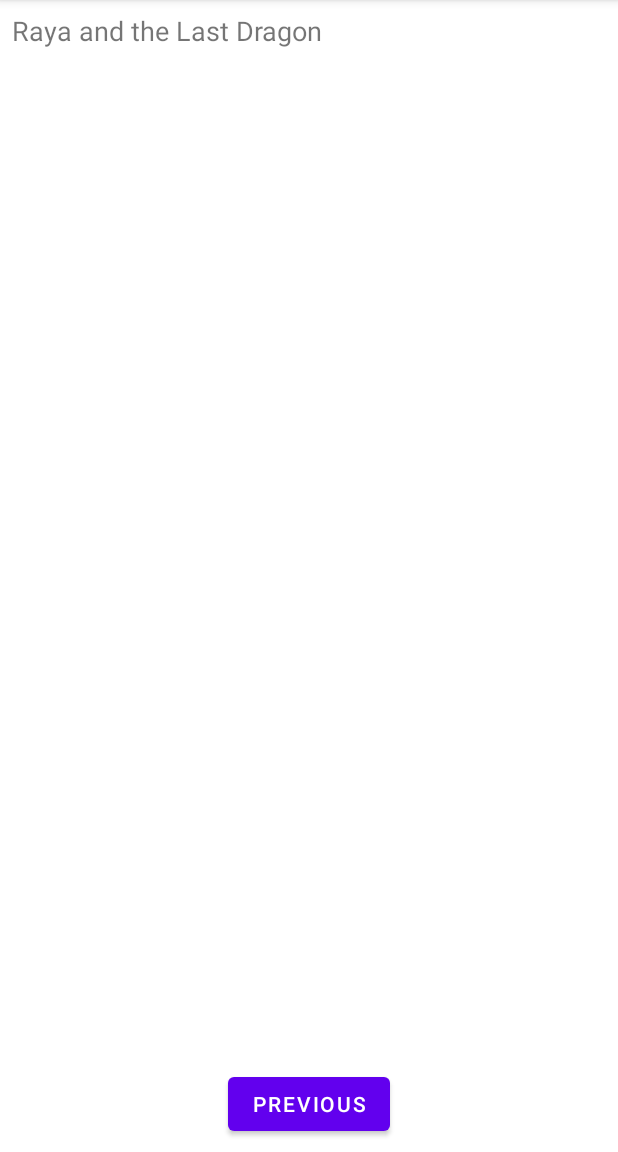
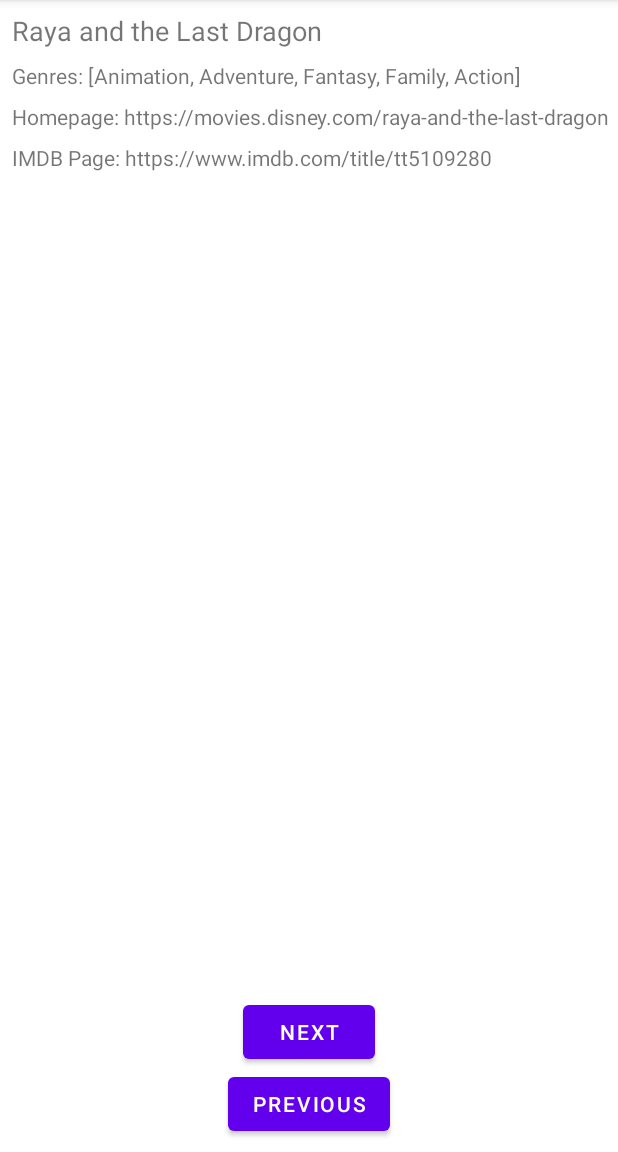
Before and after one commit to olihgb-7/M7019E_MovieDBApp, an Android app: the screen it shows after launch (MainActivity), after a tap on "Raya and the Last Dragon", on a phone screen of 412 x 824 dp, the part 84-1236 px from its top. Run offline under Robolectric (Android 15) with nearby library versions, the phone set to English and light mode, and no system bars; our stand-ins replace Room's generated code, Timber, data binding; pictures from the network do not load.

Commit message:
Lab2
Added everything for lab 2

```diff
--- a/app/build.gradle
+++ b/app/build.gradle
@@ -45,6 +45,7 @@ dependencies {
     implementation 'androidx.core:core-ktx:1.3.2'
     implementation 'androidx.appcompat:appcompat:1.2.0'
     implementation "androidx.lifecycle:lifecycle-viewmodel-ktx:2.3.1"
+    implementation 'androidx.legacy:legacy-support-v4:1.0.0'
 
     // Room Database
     def room_version = "2.2.6"
--- a/app/src/main/java/com/ltu/m7019e/m7019e_moviedbapp/MovieDetailFragment.kt
+++ b/app/src/main/java/com/ltu/m7019e/m7019e_moviedbapp/MovieDetailFragment.kt
@@ -1,15 +1,17 @@
 package com.ltu.m7019e.m7019e_moviedbapp
 
+import android.content.Intent
+import android.net.Uri
 import android.os.Bundle
-import androidx.fragment.app.Fragment
 import android.view.LayoutInflater
 import android.view.View
 import android.view.ViewGroup
-import android.widget.Button
+import androidx.fragment.app.Fragment
 import androidx.navigation.fragment.findNavController
+import com.ltu.m7019e.m7019e_moviedbapp.database.MoviesDetail
 import com.ltu.m7019e.m7019e_moviedbapp.databinding.FragmentMovieDetailBinding
-import com.ltu.m7019e.m7019e_moviedbapp.databinding.FragmentMovieListBinding
 import com.ltu.m7019e.m7019e_moviedbapp.model.Movie
+
 
 /**
  * A simple [Fragment] subclass as the second destination in the navigation.
@@ -20,15 +22,25 @@ class MovieDetailFragment : Fragment() {
     private val binding get() = _binding!!
 
     private lateinit var movie: Movie
+    private lateinit var movieDetailHomepage: String
+    private lateinit var movieDetailImbdId: String
 
     override fun onCreateView(
-            inflater: LayoutInflater, container: ViewGroup?,
-            savedInstanceState: Bundle?
+        inflater: LayoutInflater, container: ViewGroup?,
+        savedInstanceState: Bundle?
     ): View? {
         // Inflate the layout for this fragment
         _binding = FragmentMovieDetailBinding.inflate(inflater)
         movie = MovieDetailFragmentArgs.fromBundle(requireArguments()).movie
         binding.movie = movie
+
+        MoviesDetail().list.forEach { movieDetail ->
+            if (movie.id == movieDetail.id) {
+                movieDetailHomepage = movieDetail.homepage
+                movieDetailImbdId = movieDetail.imdb_id
+                binding.movieDetail = movieDetail
+            }
+        }
 
         return binding.root
     }
@@ -39,5 +51,25 @@ class MovieDetailFragment : Fragment() {
         binding.backToMovieList.setOnClickListener {
             findNavController().navigate(MovieDetailFragmentDirections.actionMovieDetailFragmentToMovieListFragment())
         }
+
+        binding.nextToThirdFragment.setOnClickListener {
+            findNavController().navigate(
+                MovieDetailFragmentDirections.actionMovieDetailFragmentToThirdFragment(
+                    movie
+                )
+            )
+        }
+
+        binding.movieDetailHomepage.setOnClickListener {
+            val intent = Intent(Intent.ACTION_VIEW)
+            intent.data = Uri.parse(movieDetailHomepage)
+            startActivity(intent)
+        }
+
+        binding.movieDetailImdbId.setOnClickListener {
+            val intent = Intent(Intent.ACTION_VIEW)
+            intent.data = Uri.parse("https://www.imdb.com/title/$movieDetailImbdId")
+            startActivity(intent)
+        }
     }
 }
--- /dev/null
+++ b/app/src/main/java/com/ltu/m7019e/m7019e_moviedbapp/ThirdFragment.kt
@@ -0,0 +1,40 @@
+package com.ltu.m7019e.m7019e_moviedbapp
+
+import android.os.Bundle
+import androidx.fragment.app.Fragment
+import android.view.LayoutInflater
+import android.view.View
+import android.view.ViewGroup
+import androidx.navigation.fragment.findNavController
+import com.ltu.m7019e.m7019e_moviedbapp.databinding.FragmentThirdBinding
+import com.ltu.m7019e.m7019e_moviedbapp.model.Movie
+import timber.log.Timber
+
+
+class ThirdFragment : Fragment() {
+
+    private var _binding: FragmentThirdBinding? = null
+    private val binding get() = _binding!!
+
+    private lateinit var movie: Movie
+
+    override fun onCreateView(
+        inflater: LayoutInflater, container: ViewGroup?,
+        savedInstanceState: Bundle?
+    ): View? {
+        // Inflate the layout for this fragment
+        _binding = FragmentThirdBinding.inflate(inflater)
+
+        movie = ThirdFragmentArgs.fromBundle(requireArguments()).movie
+
+        return binding.root
+    }
+
+    override fun onViewCreated(view: View, savedInstanceState: Bundle?) {
+        super.onViewCreated(view, savedInstanceState)
+
+        binding.backToMovieDetail.setOnClickListener {
+            findNavController().navigate(ThirdFragmentDirections.actionThirdFragmentToMovieDetailFragment(movie))
+        }
+    }
+}
--- a/app/src/main/java/com/ltu/m7019e/m7019e_moviedbapp/database/Movies.kt
+++ b/app/src/main/java/com/ltu/m7019e/m7019e_moviedbapp/database/Movies.kt
@@ -8,7 +8,7 @@ class Movies {
     init {
         list.add(
             Movie(
-                1,
+                1, // 527774
                 "Raya and the Last Dragon",
                 "/lPsD10PP4rgUGiGR4CCXA6iY0QQ.jpg",
                 "/9xeEGUZjgiKlI69jwIOi0hjKUIk.jpg",
@@ -18,7 +18,7 @@ class Movies {
         )
         list.add(
             Movie(
-                2,
+                2, // 793723
                 "Sentinelle",
                 "/fFRq98cW9lTo6di2o4lK1qUAWaN.jpg",
                 "/6TPZSJ06OEXeelx1U1VIAt0j9Ry.jpg",
@@ -28,7 +28,7 @@ class Movies {
         )
         list.add(
             Movie(
-                3,
+                3, // 791373
                 "Zack Snyder's Justice League",
                 "/tnAuB8q5vv7Ax9UAEje5Xi4BXik.jpg",
                 "/pcDc2WJAYGJTTvRSEIpRZwM3Ola.jpg",
@@ -38,7 +38,7 @@ class Movies {
         )
         list.add(
             Movie(
-                4,
+                4, // 587807
                 "Tom & Jerry",
                 "/6KErczPBROQty7QoIsaa6wJYXZi.jpg",
                 "/z7HLq35df6ZpRxdMAE0qE3Ge4SJ.jpg",
@@ -48,7 +48,7 @@ class Movies {
         )
         list.add(
             Movie(
-                5,
+                5, // 587996
                 "Below Zero",
                 "/dWSnsAGTfc8U27bWsy2RfwZs0Bs.jpg",
                 "/srYya1ZlI97Au4jUYAktDe3avyA.jpg",
@@ -58,7 +58,7 @@ class Movies {
         )
         list.add(
             Movie(
-                6,
+                6, // 527774
                 "Raya and the Last Dragon",
                 "/lPsD10PP4rgUGiGR4CCXA6iY0QQ.jpg",
                 "/9xeEGUZjgiKlI69jwIOi0hjKUIk.jpg",
@@ -68,7 +68,7 @@ class Movies {
         )
         list.add(
             Movie(
-                7,
+                7, // 793723
                 "Sentinelle",
                 "/fFRq98cW9lTo6di2o4lK1qUAWaN.jpg",
                 "/6TPZSJ06OEXeelx1U1VIAt0j9Ry.jpg",
@@ -78,7 +78,7 @@ class Movies {
         )
         list.add(
             Movie(
-                8,
+                8, // 791373
                 "Zack Snyder's Justice League",
                 "/tnAuB8q5vv7Ax9UAEje5Xi4BXik.jpg",
                 "/pcDc2WJAYGJTTvRSEIpRZwM3Ola.jpg",
@@ -88,7 +88,7 @@ class Movies {
         )
         list.add(
             Movie(
-                9,
+                9, // 587807
                 "Tom & Jerry",
                 "/6KErczPBROQty7QoIsaa6wJYXZi.jpg",
                 "/z7HLq35df6ZpRxdMAE0qE3Ge4SJ.jpg",
@@ -98,7 +98,7 @@ class Movies {
         )
         list.add(
             Movie(
-                10,
+                10, // 587996
                 "Below Zero",
                 "/dWSnsAGTfc8U27bWsy2RfwZs0Bs.jpg",
                 "/srYya1ZlI97Au4jUYAktDe3avyA.jpg",
--- /dev/null
+++ b/app/src/main/java/com/ltu/m7019e/m7019e_moviedbapp/database/MoviesDetail.kt
@@ -0,0 +1,90 @@
+package com.ltu.m7019e.m7019e_moviedbapp.database
+
+import com.ltu.m7019e.m7019e_moviedbapp.model.MovieDetail
+
+class MoviesDetail {
+    val list = mutableListOf<MovieDetail>()
+
+    init {
+        list.add(
+            MovieDetail(
+                1,
+                listOf("Animation", "Adventure", "Fantasy", "Family", "Action"),
+                "https://movies.disney.com/raya-and-the-last-dragon",
+                "tt5109280"
+            )
+        )
+        list.add(
+            MovieDetail(
+                2,
+                listOf("Thriller", "Action", "Drama"),
+                "https://www.netflix.com/title/81218770",
+                "tt11734264"
+            )
+        )
+        list.add(
+            MovieDetail(
+                3,
+                listOf("Action", "Adventure", "Fantasy", "Science Fiction"),
+                "https://www.hbomax.com/zacksnydersjusticeleague",
+                "tt12361974"
+            )
+        )
+        list.add(
+            MovieDetail(
+                4,
+                listOf("Comedy", "Family", "Animation"),
+                "https://www.tomandjerrymovie.com",
+                "tt1361336"
+            )
+        )
+        list.add(
+            MovieDetail(
+                5,
+                listOf("Action", "Crime", "Thriller"),
+                "https://www.netflix.com/title/81038588",
+                "tt9845564"
+            )
+        )
+        list.add(
+            MovieDetail(
+                6,
+                listOf("Animation", "Adventure", "Fantasy", "Family", "Action"),
+                "https://movies.disney.com/raya-and-the-last-dragon",
+                "tt5109280"
+            )
+        )
+        list.add(
+            MovieDetail(
+                7,
+                listOf("Thriller", "Action", "Drama"),
+                "https://www.netflix.com/title/81218770",
+                "tt11734264"
+            )
+        )
+        list.add(
+            MovieDetail(
+                8,
+                listOf("Action", "Adventure", "Fantasy", "Science Fiction"),
+                "https://www.hbomax.com/zacksnydersjusticeleague",
+                "tt12361974"
+            )
+        )
+        list.add(
+            MovieDetail(
+                9,
+                listOf("Comedy", "Family", "Animation"),
+                "https://www.tomandjerrymovie.com",
+                "tt1361336"
+            )
+        )
+        list.add(
+            MovieDetail(
+                10,
+                listOf("Action", "Crime", "Thriller"),
+                "https://www.netflix.com/title/81038588",
+                "tt9845564"
+            )
+        )
+    }
+}
--- /dev/null
+++ b/app/src/main/java/com/ltu/m7019e/m7019e_moviedbapp/model/MovieDetail.kt
@@ -0,0 +1,8 @@
+package com.ltu.m7019e.m7019e_moviedbapp.model
+
+class MovieDetail (
+    var id: Long,
+    var genres: List<String>,
+    var homepage: String,
+    var imdb_id: String
+)
--- a/app/src/main/res/layout/fragment_movie_detail.xml
+++ b/app/src/main/res/layout/fragment_movie_detail.xml
@@ -7,6 +7,9 @@
         <variable
             name="movie"
             type="com.ltu.m7019e.m7019e_moviedbapp.model.Movie" />
+        <variable
+            name="movieDetail"
+            type="com.ltu.m7019e.m7019e_moviedbapp.model.MovieDetail" />
     </data>
 
     <androidx.constraintlayout.widget.ConstraintLayout
@@ -33,7 +36,47 @@
             android:text="@{movie.title}"
             android:textSize="18sp"
             app:layout_constraintStart_toStartOf="parent"
-            app:layout_constraintTop_toBottomOf="@+id/movie_detail_backdrop" />
+            app:layout_constraintTop_toBottomOf="@+id/movie_detail_backdrop"
+            tools:text="Movie Title" />
+
+        <TextView
+            android:id="@+id/movie_detail_genres"
+            android:layout_width="wrap_content"
+            android:layout_height="wrap_content"
+            android:layout_marginTop="8dp"
+            android:text="@{@string/movie_genres_format(movieDetail.genres.toString())}"
+            app:layout_constraintStart_toStartOf="@id/movie_detail_title"
+            app:layout_constraintTop_toBottomOf="@+id/movie_detail_title"
+            tools:text="Genres" />
+
+        <TextView
+            android:id="@+id/movie_detail_homepage"
+            android:layout_width="wrap_content"
+            android:layout_height="wrap_content"
+            android:layout_marginTop="8dp"
+            android:text="@{@string/movie_homepage_format(movieDetail.homepage)}"
+            app:layout_constraintStart_toStartOf="@+id/movie_detail_genres"
+            app:layout_constraintTop_toBottomOf="@+id/movie_detail_genres"
+            tools:text="Homepage" />
+
+        <TextView
+            android:id="@+id/movie_detail_imdb_id"
+            android:layout_width="wrap_content"
+            android:layout_height="wrap_content"
+            android:layout_marginTop="8dp"
+            android:text="@{@string/movie_imdb_format(movieDetail.imdb_id)}"
+            app:layout_constraintStart_toStartOf="@+id/movie_detail_homepage"
+            app:layout_constraintTop_toBottomOf="@+id/movie_detail_homepage"
+            tools:text="IMDB_id" />
+
+        <Button
+            android:id="@+id/next_to_third_fragment"
+            android:layout_width="wrap_content"
+            android:layout_height="wrap_content"
+            android:text="@string/next"
+            app:layout_constraintBottom_toTopOf="@+id/back_to_movie_list"
+            app:layout_constraintEnd_toEndOf="@+id/back_to_movie_list"
+            app:layout_constraintStart_toStartOf="@+id/back_to_movie_list" />
 
         <Button
             android:id="@+id/back_to_movie_list"
@@ -44,5 +87,6 @@
             app:layout_constraintBottom_toBottomOf="parent"
             app:layout_constraintEnd_toEndOf="parent"
             app:layout_constraintStart_toStartOf="parent" />
+
     </androidx.constraintlayout.widget.ConstraintLayout>
 </layout>
--- /dev/null
+++ b/app/src/main/res/layout/fragment_third.xml
@@ -0,0 +1,25 @@
+<?xml version="1.0" encoding="utf-8"?>
+<layout xmlns:android="http://schemas.android.com/apk/res/android"
+    xmlns:app="http://schemas.android.com/apk/res-auto"
+    xmlns:tools="http://schemas.android.com/tools">
+
+    <data>
+
+    </data>
+
+    <androidx.constraintlayout.widget.ConstraintLayout
+        android:layout_width="match_parent"
+        android:layout_height="match_parent"
+        tools:context=".ThirdFragment">
+
+        <Button
+            android:id="@+id/back_to_movie_detail"
+            android:layout_width="wrap_content"
+            android:layout_height="wrap_content"
+            android:text="@string/previous"
+            app:layout_constraintBottom_toBottomOf="parent"
+            app:layout_constraintEnd_toEndOf="parent"
+            app:layout_constraintStart_toStartOf="parent"
+            app:layout_constraintTop_toTopOf="parent" />
+    </androidx.constraintlayout.widget.ConstraintLayout>
+</layout>
--- a/app/src/main/res/navigation/nav_graph.xml
+++ b/app/src/main/res/navigation/nav_graph.xml
@@ -8,22 +8,42 @@
     <fragment
         android:id="@+id/MovieListFragment"
         android:name="com.ltu.m7019e.m7019e_moviedbapp.MovieListFragment"
-        android:label="@string/first_fragment_label"
+        android:label="@string/movie_list_fragment_label"
         tools:layout="@layout/fragment_movie_list">
 
         <action
             android:id="@+id/action_MovieListFragment_to_MovieDetailFagment"
-            app:destination="@id/MovieDetailFragment" />
+            app:destination="@id/MovieDetailFragment"
+            app:popUpToInclusive="false" />
     </fragment>
     <fragment
         android:id="@+id/MovieDetailFragment"
         android:name="com.ltu.m7019e.m7019e_moviedbapp.MovieDetailFragment"
-        android:label="@string/second_fragment_label"
+        android:label="@string/movie_detail_fragment_label"
         tools:layout="@layout/fragment_movie_detail">
 
         <action
             android:id="@+id/action_MovieDetailFragment_to_MovieListFragment"
-            app:destination="@id/MovieListFragment" />
+            app:destination="@id/MovieListFragment"
+            app:popUpTo="@id/MovieListFragment"
+            app:popUpToInclusive="true" />
+        <argument
+            android:name="movie"
+            app:argType="com.ltu.m7019e.m7019e_moviedbapp.model.Movie" />
+        <action
+            android:id="@+id/action_MovieDetailFragment_to_ThirdFragment"
+            app:destination="@id/ThirdFragment"
+            app:popUpToInclusive="false" />
+    </fragment>
+    <fragment
+        android:id="@+id/ThirdFragment"
+        android:name="com.ltu.m7019e.m7019e_moviedbapp.ThirdFragment"
+        android:label="ThirdFragment" >
+        <action
+            android:id="@+id/action_ThirdFragment_to_MovieDetailFragment"
+            app:destination="@id/MovieDetailFragment"
+            app:popUpTo="@id/MovieDetailFragment"
+            app:popUpToInclusive="true" />
         <argument
             android:name="movie"
             app:argType="com.ltu.m7019e.m7019e_moviedbapp.model.Movie" />
--- a/app/src/main/res/values/strings.xml
+++ b/app/src/main/res/values/strings.xml
@@ -3,12 +3,13 @@
     <string name="action_load_popular_movies">Popular Movies</string>
     <string name="action_load_top_rated_movies">Top Rated Movies</string>
     <string name="action_load_saved_movies">Saved Movies</string>
-    <!-- Strings used for fragments for navigation -->
-    <string name="first_fragment_label">First Fragment</string>
-    <string name="second_fragment_label">Second Fragment</string>
+    <string name="movie_genres_format">Genres: %s</string>
+    <string name="movie_homepage_format">Homepage: %s</string>
+    <string name="movie_imdb_format">IMDB Page: https://www.imdb.com/title/%s</string>
+
+    <string name="movie_list_fragment_label">Movie List Fragment</string>
+    <string name="movie_detail_fragment_label">Movie Detail Fragment</string>
     <string name="next">Next</string>
     <string name="previous">Previous</string>
 
-    <string name="hello_first_fragment">Hello first fragment</string>
-    <string name="hello_second_fragment">Hello second fragment. Arg: %1$s</string>
 </resources>
```
